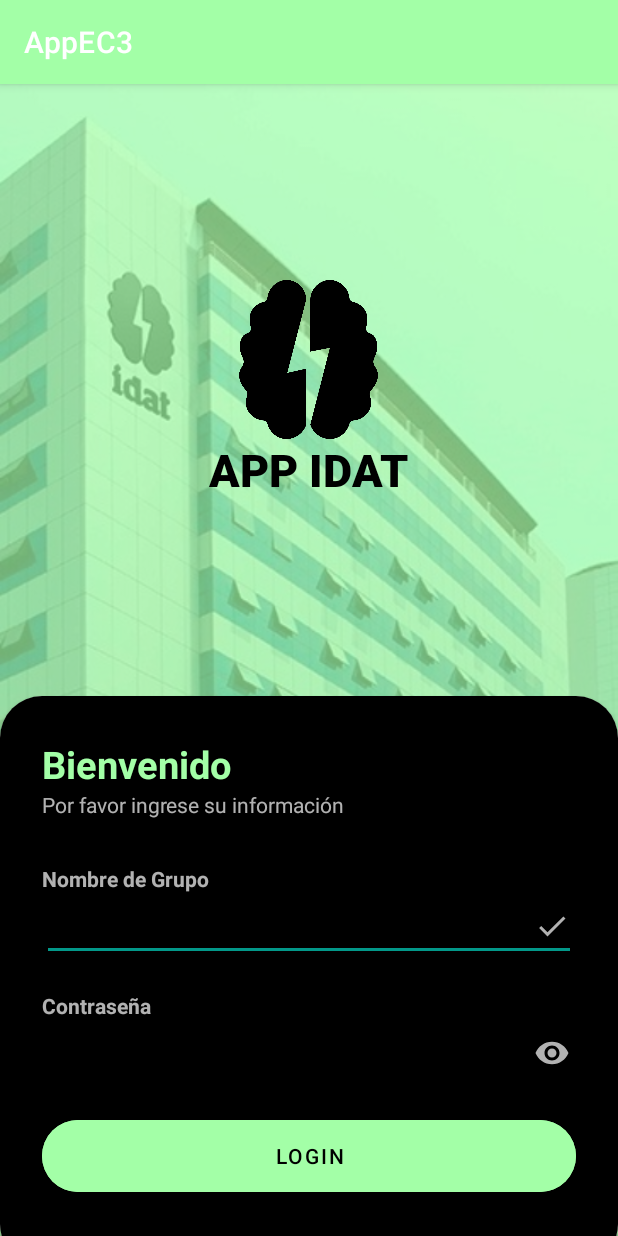
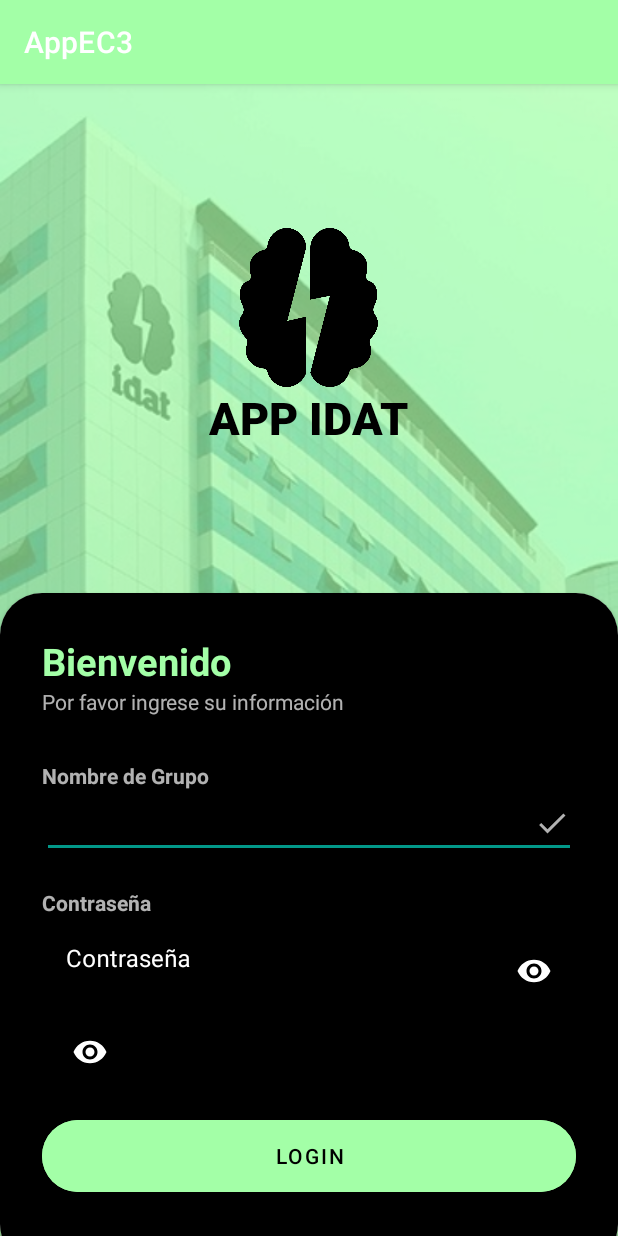
Before and after one commit to wanderjts94/AppEC3, an Android app: the screen it shows after launch (LoginActivity), on a phone screen of 412 x 824 dp. Run offline under Robolectric (Android 15) with nearby library versions, the phone set to English and light mode, and no system bars.

Commit message:
request 2

```diff
--- a/app/src/main/java/pe/edu/idat/appec3/LoginActivity.kt
+++ b/app/src/main/java/pe/edu/idat/appec3/LoginActivity.kt
@@ -3,6 +3,7 @@
 import android.content.Intent
 import androidx.appcompat.app.AppCompatActivity
 import android.os.Bundle
+import android.text.method.PasswordTransformationMethod
 import android.widget.Toast
 import pe.edu.idat.appec3.databinding.ActivityLoginBinding
 
@@ -14,25 +15,43 @@
         binding = ActivityLoginBinding.inflate(layoutInflater)
         setContentView(binding.root)
 
-
+        // Listener para el botón de login
         binding.btnLogin.setOnClickListener {
             val nombreGrupo = binding.etNombre.text.toString()
             val contrasena = binding.etPassword.text.toString()
 
-
+            // Verificación de credenciales
             if (nombreGrupo == "Lewis-Group" && contrasena == "SYS123") {
-
                 redireccionamain()
             } else {
-
                 Toast.makeText(this, "Credenciales incorrectas", Toast.LENGTH_SHORT).show()
             }
         }
+
+        // Listener para el botón del ojo
+        binding.btnShowPassword.setOnClickListener {
+            togglePasswordVisibility()
+        }
     }
 
+    // Función para redireccionar a la actividad principal
     private fun redireccionamain() {
         val intent = Intent(this, MainActivity::class.java)
         startActivity(intent)
         finish()
     }
+
+    // Función para alternar la visibilidad de la contraseña
+    private fun togglePasswordVisibility() {
+        val isVisible = binding.etPassword.transformationMethod == null
+        if (isVisible) {
+            // Ocultar contraseña
+            binding.etPassword.transformationMethod = PasswordTransformationMethod.getInstance()
+            binding.btnShowPassword.setImageResource(R.drawable.baseline_remove_red_eye_24)
+        } else {
+            // Mostrar contraseña
+            binding.etPassword.transformationMethod = null
+            binding.btnShowPassword.setImageResource(R.drawable.baseline_remove_red_eye_24)
+        }
+    }
 }
--- a/app/src/main/res/layout/activity_login.xml
+++ b/app/src/main/res/layout/activity_login.xml
@@ -18,7 +18,7 @@
         android:layout_height="match_parent"
         android:orientation="vertical"
         android:gravity="center"
-        android:layout_above="@+id/card_view"
+        android:layout_above="@id/card_view"
         android:padding="28dp">
 
         <ImageView
@@ -101,18 +101,34 @@
                 android:alpha="0.7"
                 android:textStyle="bold"/>
 
-            <EditText
-                android:id="@+id/etPassword"
+            <com.google.android.material.textfield.TextInputLayout
                 android:layout_width="match_parent"
                 android:layout_height="wrap_content"
-                android:alpha="0.7"
-                android:drawableEnd="@drawable/baseline_remove_red_eye_24"
-                android:inputType="textPassword"
-                android:textColor="@color/white"
-                tools:ignore="TouchTargetSizeCheck,SpeakableTextPresentCheck" />
+                android:hint="Contraseña"
+                app:boxBackgroundColor="@color/black"
+                android:textColorHint="@color/white">
 
+                <com.google.android.material.textfield.TextInputEditText
+                    android:id="@+id/etPassword"
+                    android:layout_width="match_parent"
+                    android:layout_height="wrap_content"
+                    android:drawableEnd="@drawable/baseline_remove_red_eye_24"
+                    android:inputType="textPassword"
+                    android:textColor="@color/white"/>
 
+            </com.google.android.material.textfield.TextInputLayout>
 
+            <ImageButton
+                android:id="@+id/btnShowPassword"
+                android:layout_width="48dp"
+                android:layout_height="48dp"
+                android:layout_marginStart="8dp"
+                android:layout_marginTop="8dp"
+                android:background="?attr/selectableItemBackgroundBorderless"
+                android:foreground="?attr/selectableItemBackgroundBorderless"
+                android:padding="8dp"
+                android:src="@drawable/baseline_remove_red_eye_24"
+                android:contentDescription="@string/MostrarContrasena" />
 
             <View
                 android:layout_width="wrap_content"
@@ -131,8 +147,6 @@
                 android:layout_width="wrap_content"
                 android:layout_height="15dp"/>
 
-
-
         </LinearLayout>
 
     </androidx.cardview.widget.CardView>
--- a/app/src/main/res/values/strings.xml
+++ b/app/src/main/res/values/strings.xml
@@ -16,4 +16,5 @@
     <string name="Listado">Listado</string>
     <string name="respuesta">Respuesta</string>
     <string name="textAp">App EC3</string>
+    <string name="MostrarContrasena">Mostras Clave</string>
 </resources>
```
